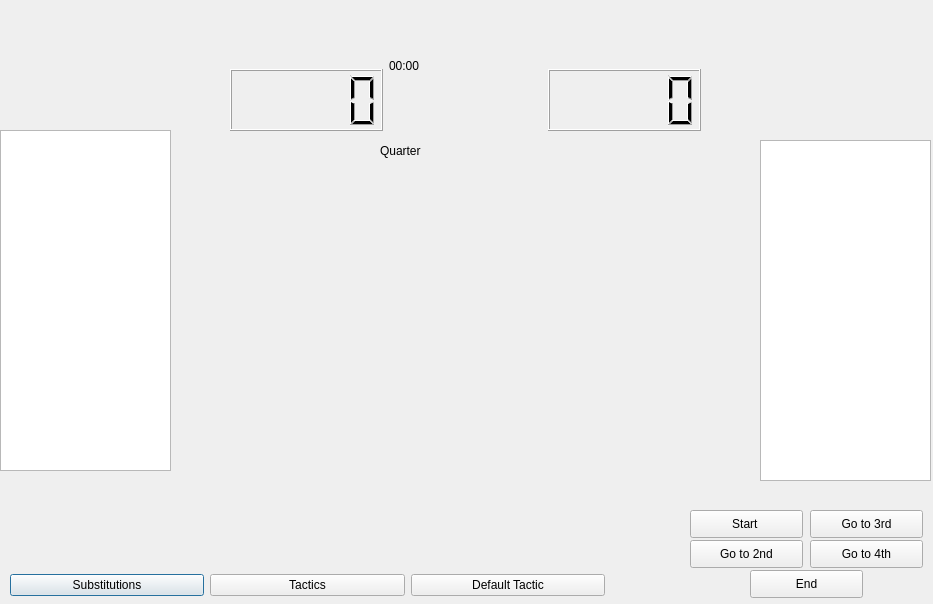
skandermoalla/CSE201-Top5, file BTM_Qt/nextgame.ui: the form before one commit.
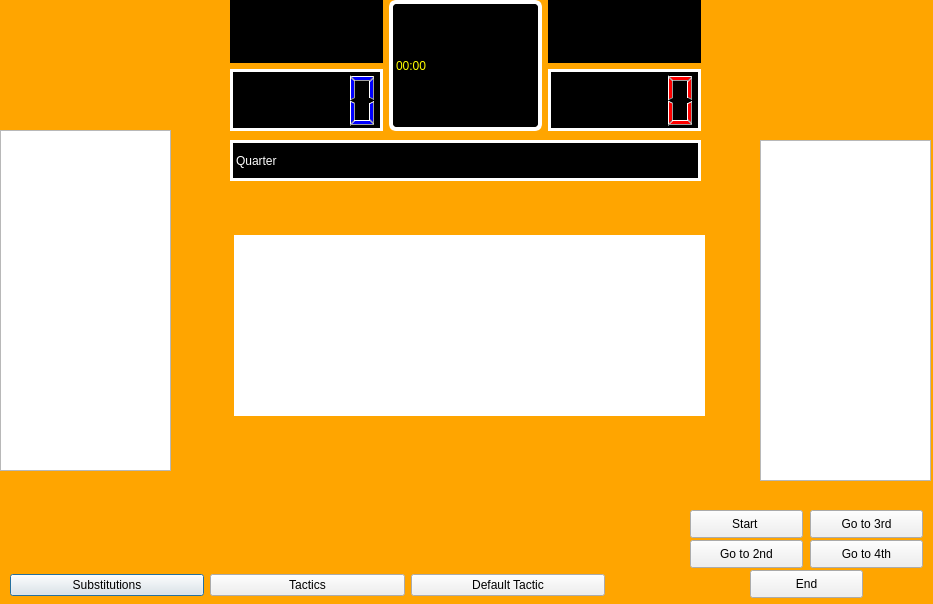
The form after the commit.

Commit message:
nextgame design and comments
changed design of the scoreboard and added comments

```diff
--- a/BTM_Qt/nextgame.ui
+++ b/BTM_Qt/nextgame.ui
@@ -13,15 +13,27 @@
   <property name="windowTitle">
    <string>Dialog</string>
   </property>
+  <property name="styleSheet">
+   <string notr="true">QDialog{
+background-color:orange;
+}</string>
+  </property>
   <widget class="QLabel" name="quater">
    <property name="geometry">
     <rect>
-     <x>380</x>
+     <x>230</x>
      <y>140</y>
-     <width>171</width>
-     <height>21</height>
+     <width>471</width>
+     <height>41</height>
     </rect>
    </property>
+   <property name="styleSheet">
+    <string notr="true">QLabel{
+color:rgb(255,255,255);
+background-color:rgb(0,0,0);
+border: 3px solid white;
+}</string>
+   </property>
    <property name="text">
     <string>Quarter</string>
    </property>
@@ -93,13 +105,27 @@
      <layout class="QVBoxLayout" name="verticalLayout">
       <item>
        <widget class="QLabel" name="away_name">
+        <property name="styleSheet">
+         <string notr="true">QLabel{
+color:rgb(255,255,255);
+background-color:rgb(0,0,0);
+}</string>
+        </property>
         <property name="text">
          <string/>
         </property>
        </widget>
       </item>
       <item>
-       <widget class="QLCDNumber" name="away_score"/>
+       <widget class="QLCDNumber" name="away_score">
+        <property name="styleSheet">
+         <string notr="true">QLCDNumber{
+color:rgb(0, 0, 255);
+background-color: rgb(0, 0, 0);
+border: 3px solid white;
+}</string>
+        </property>
+       </widget>
       </item>
      </layout>
     </item>
@@ -108,6 +134,14 @@
       <property name="enabled">
        <bool>true</bool>
       </property>
+      <property name="styleSheet">
+       <string notr="true">QLabel{
+color:yellow;
+background-color:rgb(0,0,0);
+border: 4px solid white;
+border-radius: 7px;
+}</string>
+      </property>
       <property name="text">
        <string>00:00</string>
       </property>
@@ -117,13 +151,27 @@
      <layout class="QVBoxLayout" name="verticalLayout_2">
       <item>
        <widget class="QLabel" name="home_name">
+        <property name="styleSheet">
+         <string notr="true">QLabel{
+color:rgb(255,255,255);
+background-color:rgb(0,0,0);
+}</string>
+        </property>
         <property name="text">
          <string/>
         </property>
        </widget>
       </item>
       <item>
-       <widget class="QLCDNumber" name="home_score"/>
+       <widget class="QLCDNumber" name="home_score">
+        <property name="styleSheet">
+         <string notr="true">QLCDNumber{
+color:rgb(255, 0, 0);
+background-color: rgb(0, 0, 0);
+border: 3px solid white;
+}</string>
+        </property>
+       </widget>
       </item>
      </layout>
     </item>
@@ -207,6 +255,22 @@
     <string>End</string>
    </property>
   </widget>
+  <widget class="QLabel" name="comments">
+   <property name="geometry">
+    <rect>
+     <x>234</x>
+     <y>235</y>
+     <width>471</width>
+     <height>181</height>
+    </rect>
+   </property>
+   <property name="styleSheet">
+    <string notr="true">background-color: rgb(255, 255, 255);</string>
+   </property>
+   <property name="text">
+    <string/>
+   </property>
+  </widget>
  </widget>
  <resources/>
  <connections/>
```
The commit also changes 1 other file.
